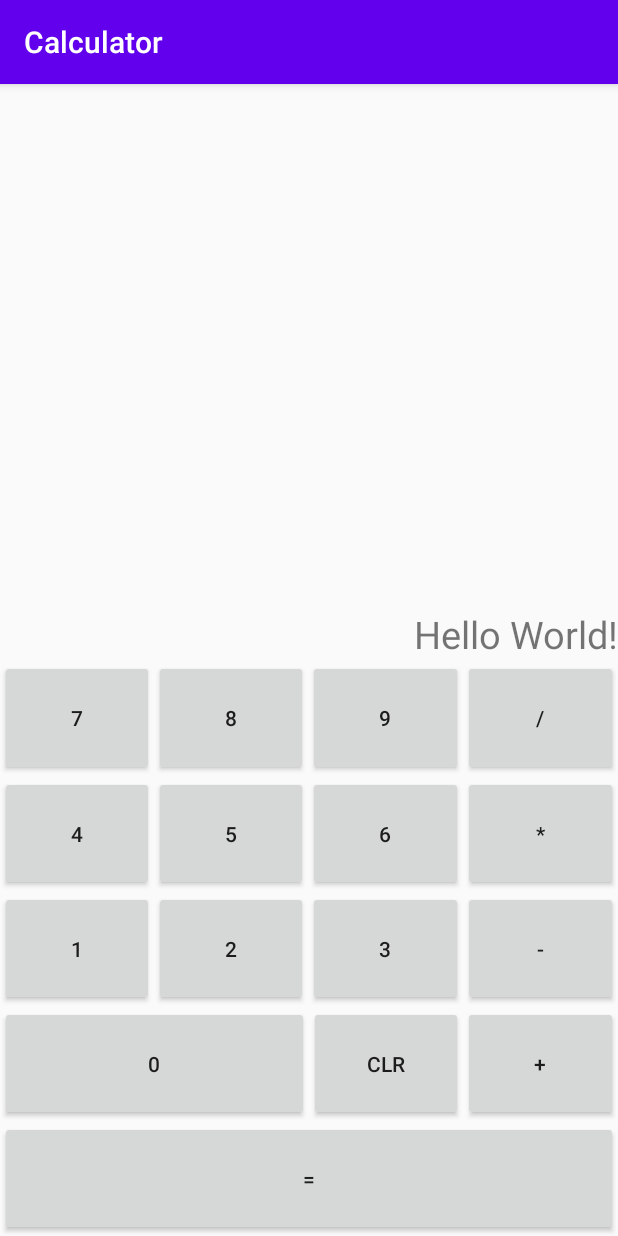
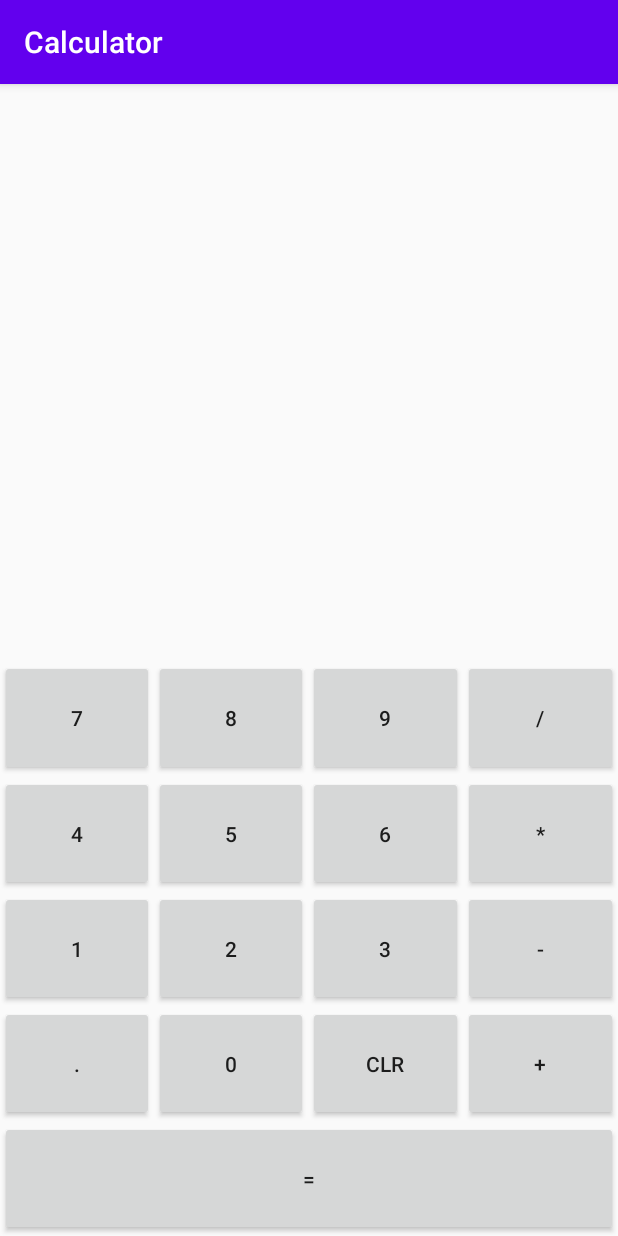
Before and after one commit to simopek/android10_kotlin_course, an Android app: the screen it shows after launch (MainActivity), on a phone screen of 412 x 824 dp. Run offline under Robolectric (Android 15) with nearby library versions, the phone set to English and light mode, and no system bars.

Commit message:
Add different handling on digit and decimal point buttons

```diff
--- a/Calculator/app/src/main/java/me/calculator/MainActivity.kt
+++ b/Calculator/app/src/main/java/me/calculator/MainActivity.kt
@@ -2,10 +2,38 @@ package me.calculator
 
 import androidx.appcompat.app.AppCompatActivity
 import android.os.Bundle
+import android.view.View
+import android.widget.Button
+import kotlinx.android.synthetic.main.activity_main.*
 
 class MainActivity : AppCompatActivity() {
+
+    var digitPressed = false
+    var decimalPointPressed = false
+
     override fun onCreate(savedInstanceState: Bundle?) {
         super.onCreate(savedInstanceState)
         setContentView(R.layout.activity_main)
     }
+
+    fun onCLRButton(view: View) {
+        resultTextView.text = ""
+        digitPressed = false
+        decimalPointPressed = false
+    }
+
+    fun onDigitButton(view: View) {
+        resultTextView.append((view as Button).text)
+        digitPressed = true
+    }
+
+    fun onDecimalPointButton(view: View) {
+
+        if (!digitPressed || decimalPointPressed) {
+            return
+        }
+
+        resultTextView.append(".")
+        decimalPointPressed = true
+    }
 }
--- a/Calculator/app/src/main/res/layout/activity_main.xml
+++ b/Calculator/app/src/main/res/layout/activity_main.xml
@@ -9,12 +9,13 @@
     tools:context=".MainActivity">
 
     <TextView
+        android:id="@+id/resultTextView"
         android:layout_width="match_parent"
         android:layout_height="0dp"
         android:layout_weight="1"
         android:gravity="right|bottom"
         android:textSize="25dp"
-        android:text="Hello World!"/>
+        android:text=""/>
 
     <LinearLayout
         android:layout_width="match_parent"
@@ -32,17 +33,20 @@
                 android:layout_width="0dp"
                 android:layout_height="match_parent"
                 android:layout_weight="1"
-                android:text="7"/>
+                android:text="7"
+                android:onClick="onDigitButton"/>
             <Button
                 android:layout_width="0dp"
                 android:layout_height="match_parent"
                 android:layout_weight="1"
-                android:text="8"/>
+                android:text="8"
+                android:onClick="onDigitButton"/>
             <Button
                 android:layout_width="0dp"
                 android:layout_height="match_parent"
                 android:layout_weight="1"
-                android:text="9"/>
+                android:text="9"
+                android:onClick="onDigitButton"/>
             <Button
                 android:layout_width="0dp"
                 android:layout_height="match_parent"
@@ -59,17 +63,20 @@
                 android:layout_width="0dp"
                 android:layout_height="match_parent"
                 android:layout_weight="1"
-                android:text="4"/>
+                android:text="4"
+                android:onClick="onDigitButton"/>
             <Button
                 android:layout_width="0dp"
                 android:layout_height="match_parent"
                 android:layout_weight="1"
-                android:text="5"/>
+                android:text="5"
+                android:onClick="onDigitButton"/>
             <Button
                 android:layout_width="0dp"
                 android:layout_height="match_parent"
                 android:layout_weight="1"
-                android:text="6"/>
+                android:text="6"
+                android:onClick="onDigitButton"/>
             <Button
                 android:layout_width="0dp"
                 android:layout_height="match_parent"
@@ -86,17 +93,20 @@
                 android:layout_width="0dp"
                 android:layout_height="match_parent"
                 android:layout_weight="1"
-                android:text="1"/>
+                android:text="1"
+                android:onClick="onDigitButton"/>
             <Button
                 android:layout_width="0dp"
                 android:layout_height="match_parent"
                 android:layout_weight="1"
-                android:text="2"/>
+                android:text="2"
+                android:onClick="onDigitButton"/>
             <Button
                 android:layout_width="0dp"
                 android:layout_height="match_parent"
                 android:layout_weight="1"
-                android:text="3"/>
+                android:text="3"
+                android:onClick="onDigitButton"/>
             <Button
                 android:layout_width="0dp"
                 android:layout_height="match_parent"
@@ -112,13 +122,21 @@
             <Button
                 android:layout_width="0dp"
                 android:layout_height="match_parent"
-                android:layout_weight="2"
-                android:text="0"/>
+                android:layout_weight="1"
+                android:text="."
+                android:onClick="onDecimalPointButton"/>
             <Button
                 android:layout_width="0dp"
                 android:layout_height="match_parent"
                 android:layout_weight="1"
-                android:text="CLR"/>
+                android:text="0"
+                android:onClick="onDigitButton"/>
+            <Button
+                android:layout_width="0dp"
+                android:layout_height="match_parent"
+                android:layout_weight="1"
+                android:text="CLR"
+                android:onClick="onCLRButton"/>
             <Button
                 android:layout_width="0dp"
                 android:layout_height="match_parent"
```
